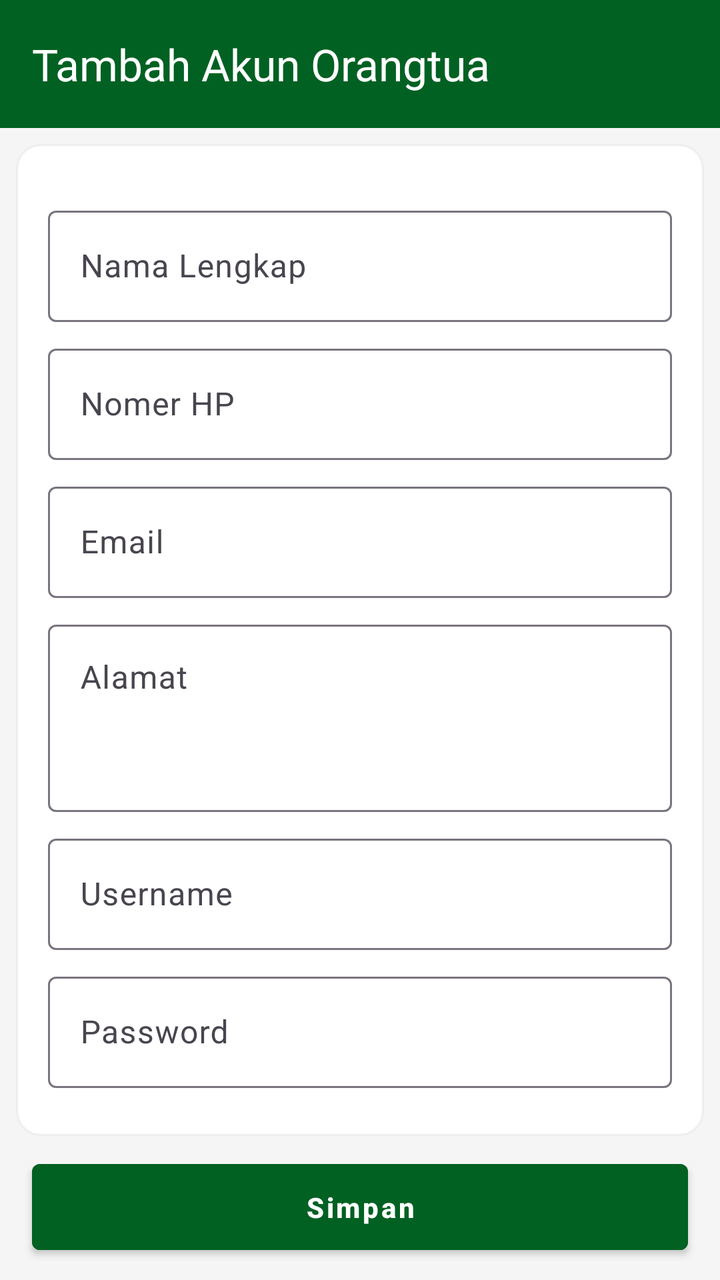
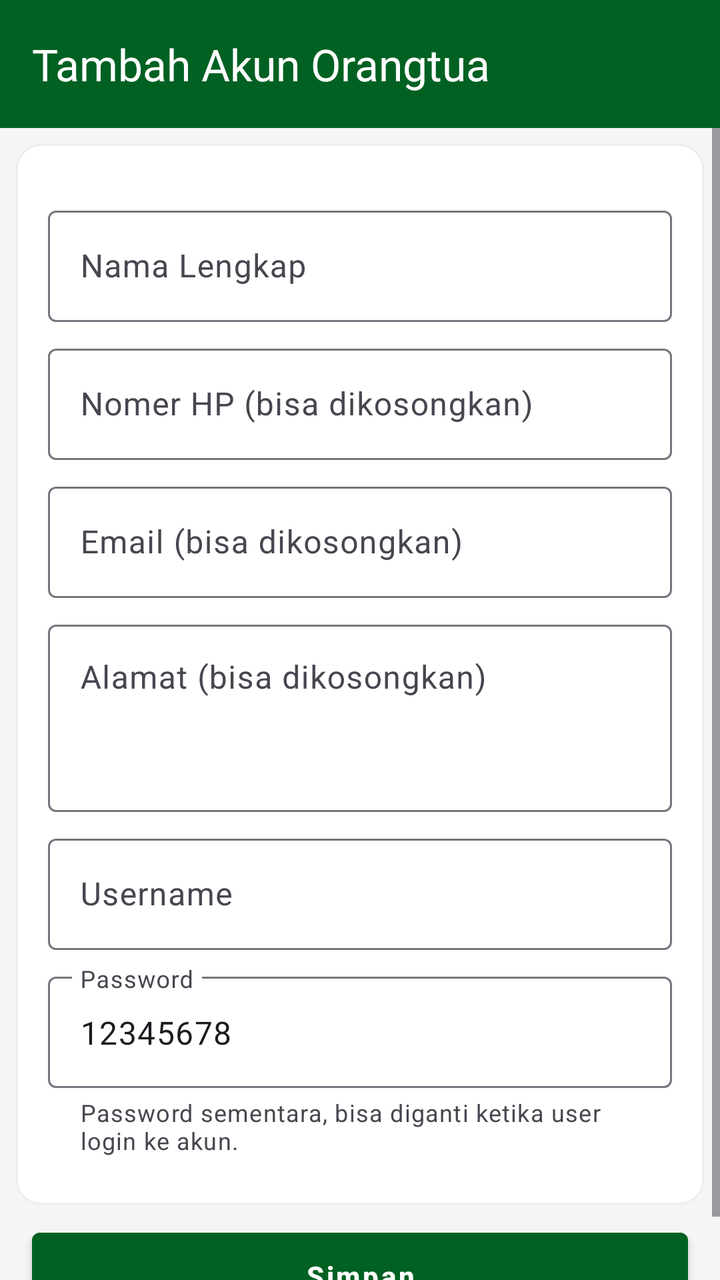

Two renders of the same Android screen: before a commit and after it. Below are the layout's source before the change and the commit's diff.
<!-- AndroidManifest.xml: application theme Theme.OrionAPP -->
<!-- res/layout/activity_tambah_akun_orangtua.xml -->
<?xml version="1.0" encoding="utf-8"?>
<FrameLayout xmlns:android="http://schemas.android.com/apk/res/android"
    xmlns:app="http://schemas.android.com/apk/res-auto"
    xmlns:tools="http://schemas.android.com/tools"
    android:id="@+id/main"
    android:layout_width="match_parent"
    android:layout_height="match_parent"
    android:background="@color/background"
    tools:context=".activity.TambahAkunOrangtuaActivity">

    <LinearLayout
        android:layout_width="match_parent"
        android:layout_height="match_parent"
        android:orientation="vertical">

        <com.google.android.material.appbar.AppBarLayout
            android:layout_width="match_parent"
            android:layout_height="?attr/actionBarSize"
            android:background="@color/primary">

            <com.google.android.material.appbar.MaterialToolbar
                android:id="@+id/toolbar"
                android:layout_width="match_parent"
                android:layout_height="match_parent"
                android:elevation="4dp"
                android:theme="@style/ThemeOverlay.Material3.ActionBar"
                app:navigationIconTint="@color/white"
                app:title="Tambah Akun Orangtua"
                app:titleTextColor="@color/white" />
        </com.google.android.material.appbar.AppBarLayout>

        <ScrollView
            android:layout_width="match_parent"
            android:layout_height="wrap_content">

            <LinearLayout
                android:layout_width="match_parent"
                android:layout_height="wrap_content"
                android:orientation="vertical">

                <LinearLayout
                    android:layout_width="match_parent"
                    android:layout_height="wrap_content"
                    android:layout_marginHorizontal="8dp"
                    android:layout_marginVertical="8dp"
                    android:background="@drawable/rounded_outline"
                    android:orientation="vertical">

                    <LinearLayout
                        android:layout_width="match_parent"
                        android:layout_height="wrap_content"
                        android:layout_marginVertical="4dp"
                        android:orientation="vertical"
                        android:padding="16dp">

                        <LinearLayout
                            android:layout_width="match_parent"
                            android:layout_height="wrap_content"
                            android:layout_marginBottom="4dp"
                            android:orientation="vertical">

                            <com.google.android.material.textfield.TextInputLayout
                                android:id="@+id/til_nama"
                                android:layout_width="match_parent"
                                android:layout_height="wrap_content"
                                android:layout_marginTop="8dp">

                                <com.google.android.material.textfield.TextInputEditText
                                    android:id="@+id/et_nama"
                                    android:layout_width="match_parent"
                                    android:layout_height="wrap_content"
                                    android:maxLines="1"
                                    android:singleLine="true"
                                    android:hint="Nama Lengkap" />
                            </com.google.android.material.textfield.TextInputLayout>

                            <com.google.android.material.textfield.TextInputLayout
                                android:id="@+id/til_nomerHP"
                                android:layout_width="match_parent"
                                android:layout_height="wrap_content"
                                android:layout_marginTop="8dp">

                                <com.google.android.material.textfield.TextInputEditText
                                    android:id="@+id/et_nomerHP"
                                    android:layout_width="match_parent"
                                    android:layout_height="wrap_content"
                                    android:maxLines="1"
                                    android:singleLine="true"
                                    android:hint="Nomer HP" />
                            </com.google.android.material.textfield.TextInputLayout>

                            <com.google.android.material.textfield.TextInputLayout
                                android:id="@+id/til_email"
                                android:layout_width="match_parent"
                                android:layout_height="wrap_content"
                                android:layout_marginTop="8dp">

                                <com.google.android.material.textfield.TextInputEditText
                                    android:id="@+id/et_email"
                                    android:layout_width="match_parent"
                                    android:layout_height="wrap_content"
                                    android:maxLines="1"
                                    android:singleLine="true"
                                    android:hint="Email" />
                            </com.google.android.material.textfield.TextInputLayout>

                            <com.google.android.material.textfield.TextInputLayout
                                android:id="@+id/til_alamat"
                                android:layout_width="match_parent"
                                android:layout_height="wrap_content"
                                android:layout_marginTop="8dp">

                                <com.google.android.material.textfield.TextInputEditText
                                    android:id="@+id/et_alamat"
                                    android:layout_width="match_parent"
                                    android:layout_height="wrap_content"
                                    android:gravity="top|left"
                                    android:hint="Alamat"
                                    android:lines="3" />

                            </com.google.android.material.textfield.TextInputLayout>

                            <com.google.android.material.textfield.TextInputLayout
                                android:id="@+id/til_Username"
                                android:layout_width="match_parent"
                                android:layout_height="wrap_content"
                                android:layout_marginTop="8dp">

                                <com.google.android.material.textfield.TextInputEditText
                                    android:id="@+id/et_username"
                                    android:layout_width="match_parent"
                                    android:layout_height="wrap_content"
                                    android:maxLines="1"
                                    android:singleLine="true"
                                    android:hint="Username" />
                            </com.google.android.material.textfield.TextInputLayout>

                            <com.google.android.material.textfield.TextInputLayout
                                android:id="@+id/til_password"
                                android:layout_width="match_parent"
                                android:layout_height="wrap_content"
                                android:layout_marginTop="8dp">

                                <com.google.android.material.textfield.TextInputEditText
                                    android:id="@+id/et_password"
                                    android:layout_width="match_parent"
                                    android:layout_height="wrap_content"
                                    android:maxLines="1"
                                    android:singleLine="true"
                                    android:hint="Password" />
                            </com.google.android.material.textfield.TextInputLayout>

                        </LinearLayout>
                    </LinearLayout>
                </LinearLayout>

                <Button
                    android:id="@+id/btn_simpan"
                    style="@style/Widget.MaterialComponents.Button"
                    android:layout_width="match_parent"
                    android:layout_height="wrap_content"
                    android:layout_marginHorizontal="16dp"
                    android:backgroundTint="@color/primary"
                    android:paddingVertical="12dp"
                    android:text="Simpan"
                    android:textAllCaps="false"
                    android:textSize="14sp"
                    android:textStyle="bold" />

            </LinearLayout>
        </ScrollView>
    </LinearLayout>


</FrameLayout>
<!-- resources referenced by this layout -->
<resources>
  <color name="background">#f5f5f5</color>
  <color name="primary">#006122</color>
  <color name="white">#ffffff</color>
  <!-- drawable rounded_outline (drawable) -->
  <?xml version="1.0" encoding="utf-8"?>
  <shape xmlns:android="http://schemas.android.com/apk/res/android">
      <corners android:radius="12dp"/>
      <stroke android:color="#eee" android:width="1dp"/>
      <solid android:color="@color/white"/>
  
  </shape>
  <style name="Theme.OrionAPP" parent="Theme.Material3.Light.NoActionBar">
          
          <item name="colorPrimary">@color/primary</item>
          <item name="colorOnPrimary">@color/white</item>
  
          
          <item name="android:colorBackground">@color/background</item>
          <item name="colorSurface">@color/white</item>
          <item name="colorOnSurface">@color/text</item>
  
          
          <item name="colorSecondary">@color/primary</item>
          <item name="colorOnSecondary">@color/white</item>
  
          
          <item name="android:statusBarColor">@color/primary</item>
          <item name="android:windowLightStatusBar">false</item>
  
          
          <item name="fontFamily">@font/inter</item>
  
          
          <item name="android:windowSplashScreenAnimatedIcon" tools:targetApi="31">@null</item>
          <item name="android:windowSplashScreenBackground" tools:targetApi="31">@color/white</item>
          <item name="android:windowSplashScreenAnimationDuration" tools:targetApi="31">0</item>
  
          
          <item name="materialButtonStyle">@style/OrionButton</item>
          <item name="textInputStyle">@style/OrionTextTitle</item>
          <item name="android:textColorHighlight">@color/highlight_primary</item>
  
          
          <item name="colorError">@color/error</item>
  
          <item name="searchViewStyle">@style/SearchViewStyle.White</item>
  
      </style>
  <color name="text">#1E1E1E</color>
  <style name="OrionButton" parent="Widget.Material3.Button">
          <item name="android:backgroundTint">@color/primary</item>
          <item name="android:textColor">@color/white</item>
          <item name="android:layout_marginHorizontal">4px</item>
          <item name="android:buttonCornerRadius" tools:targetApi="p">12dp</item>
      </style>
  <style name="OrionTextTitle" parent="Widget.Material3.TextInputLayout.OutlinedBox">
          <item name="boxStrokeColor">@color/primary</item>
          <item name="hintTextColor">@color/primary</item>
          <item name="boxBackgroundMode">outline</item>
      </style>
  <color name="highlight_primary">#C0006122</color>
  <color name="error">#D00000</color>
  <style name="SearchViewStyle.White" parent="Widget.AppCompat.SearchView">
          
          <item name="searchHintIcon">@drawable/ic_search_24</item>
          <item name="cursorColor">@color/white</item>
          <item name="submitBackground">@android:color/white</item>
          <item name="android:textColorHint">@color/white</item>
          <item name="android:textColor">@color/white</item>
          <item name="android:iconTint">@android:color/white</item>
          <item name="android:buttonTint">@android:color/white</item>
      </style>
  <!-- drawable ic_search_24 (drawable) -->
  <vector xmlns:android="http://schemas.android.com/apk/res/android" android:height="24dp" android:tint="#000000" android:viewportHeight="24" android:viewportWidth="24" android:width="24dp">
        
      <path android:fillColor="@android:color/white" android:pathData="M15.5,14h-0.79l-0.28,-0.27C15.41,12.59 16,11.11 16,9.5 16,5.91 13.09,3 9.5,3S3,5.91 3,9.5 5.91,16 9.5,16c1.61,0 3.09,-0.59 4.23,-1.57l0.27,0.28v0.79l5,4.99L20.49,19l-4.99,-5zM9.5,14C7.01,14 5,11.99 5,9.5S7.01,5 9.5,5 14,7.01 14,9.5 11.99,14 9.5,14z"/>
      
  </vector>
</resources>

<!-- the commit's change to res/layout/activity_tambah_akun_orangtua.xml (unified diff, before → after) -->
@@ -75,18 +75,18 @@
                             </com.google.android.material.textfield.TextInputLayout>
 
                             <com.google.android.material.textfield.TextInputLayout
-                                android:id="@+id/til_nomerHP"
+                                android:id="@+id/til_nomorHp"
                                 android:layout_width="match_parent"
                                 android:layout_height="wrap_content"
                                 android:layout_marginTop="8dp">
 
                                 <com.google.android.material.textfield.TextInputEditText
-                                    android:id="@+id/et_nomerHP"
+                                    android:id="@+id/et_nomorHp"
                                     android:layout_width="match_parent"
                                     android:layout_height="wrap_content"
                                     android:maxLines="1"
                                     android:singleLine="true"
-                                    android:hint="Nomer HP" />
+                                    android:hint="Nomer HP (bisa dikosongkan)" />
                             </com.google.android.material.textfield.TextInputLayout>
 
                             <com.google.android.material.textfield.TextInputLayout
@@ -101,7 +101,7 @@
                                     android:layout_height="wrap_content"
                                     android:maxLines="1"
                                     android:singleLine="true"
-                                    android:hint="Email" />
+                                    android:hint="Email (bisa dikosongkan)" />
                             </com.google.android.material.textfield.TextInputLayout>
 
                             <com.google.android.material.textfield.TextInputLayout
@@ -115,13 +115,13 @@
                                     android:layout_width="match_parent"
                                     android:layout_height="wrap_content"
                                     android:gravity="top|left"
-                                    android:hint="Alamat"
+                                    android:hint="Alamat (bisa dikosongkan)"
                                     android:lines="3" />
 
                             </com.google.android.material.textfield.TextInputLayout>
 
                             <com.google.android.material.textfield.TextInputLayout
-                                android:id="@+id/til_Username"
+                                android:id="@+id/til_username"
                                 android:layout_width="match_parent"
                                 android:layout_height="wrap_content"
                                 android:layout_marginTop="8dp">
@@ -139,15 +139,18 @@
                                 android:id="@+id/til_password"
                                 android:layout_width="match_parent"
                                 android:layout_height="wrap_content"
-                                android:layout_marginTop="8dp">
+                                android:layout_marginTop="8dp"
+                                app:helperText="Password sementara, bisa diganti ketika user login ke akun.">
 
                                 <com.google.android.material.textfield.TextInputEditText
                                     android:id="@+id/et_password"
                                     android:layout_width="match_parent"
                                     android:layout_height="wrap_content"
+                                    android:editable="false"
                                     android:maxLines="1"
                                     android:singleLine="true"
-                                    android:hint="Password" />
+                                    android:hint="Password"
+                                    android:text="12345678" />
                             </com.google.android.material.textfield.TextInputLayout>
 
                         </LinearLayout>
@@ -160,6 +163,7 @@
                     android:layout_width="match_parent"
                     android:layout_height="wrap_content"
                     android:layout_marginHorizontal="16dp"
+                    android:layout_marginBottom="8dp"
                     android:backgroundTint="@color/primary"
                     android:paddingVertical="12dp"
                     android:text="Simpan"
